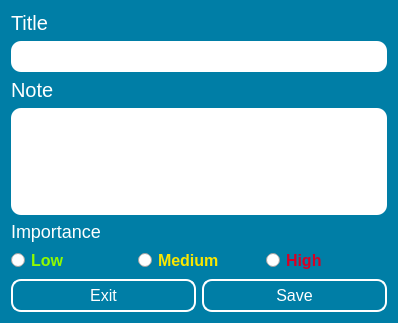
daniel-deru/Runner2, file ui files/Edit Notes.ui: the form before one commit.
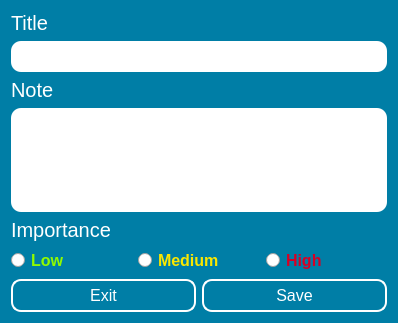
The form after the commit.

Commit message: finished the fonts for the main window. adjusted the stylesheets for all the secondary windows.

```diff
--- a/ui files/Edit Notes.ui
+++ b/ui files/Edit Notes.ui
@@ -42,6 +42,31 @@
 QPushButton:pressed {
 	color: #007EA6;
 	background-color: white;
+}
+
+#rbtn_high {
+	color: #D60025;
+}
+
+#rbtn_low {
+	color: #90FA00;
+}
+
+#rbtn_medium {
+	color: #FAE700;
+}
+
+QLineEdit {
+	font-size: 16px;
+	border-radius: 10px;
+	padding:5px;
+}
+
+QTextEdit {
+	font-size: 16px;
+	border-radius: 10px;
+	padding:5px;
+	background-color: palette(base);
 }</string>
   </property>
   <layout class="QVBoxLayout" name="verticalLayout">
@@ -71,17 +96,14 @@
    <item>
     <widget class="QTextEdit" name="txtedt_note_body">
      <property name="styleSheet">
-      <string notr="true">font-size: 16px;
-border-radius: 10px;
-padding:5px;
-background-color: palette(base);</string>
+      <string notr="true"/>
      </property>
     </widget>
    </item>
    <item>
     <widget class="QLabel" name="lbl_importance">
      <property name="styleSheet">
-      <string notr="true">font-size: 18px;</string>
+      <string notr="true"/>
      </property>
      <property name="text">
       <string>Importance</string>
```
Left out of the diff: 17 changed lines with no effect on the pictures. The commit also changes 74 other files.
